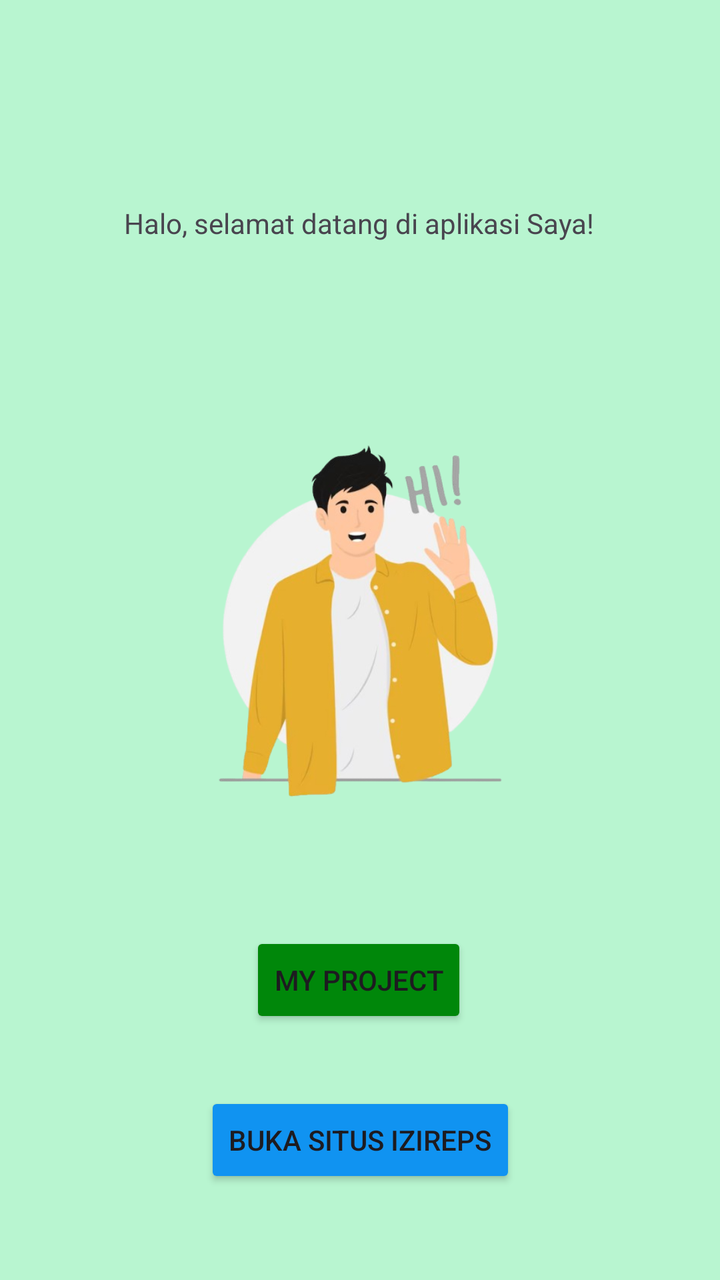
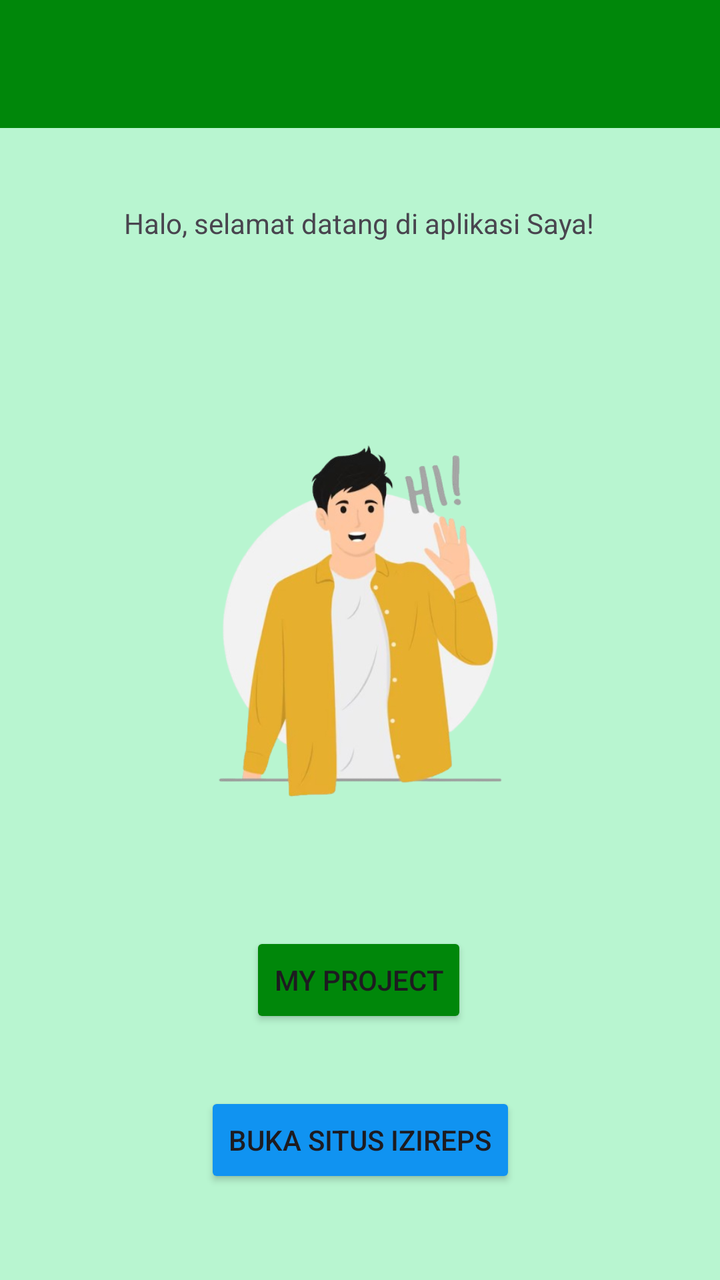

Before-and-after screenshots of an Android layout around one commit, followed by the original layout XML and the change that was made.
<!-- AndroidManifest.xml: application theme Theme.Mrstango -->
<!-- res/layout/activity_main.xml -->
<?xml version="1.0" encoding="utf-8"?>
<androidx.constraintlayout.widget.ConstraintLayout xmlns:android="http://schemas.android.com/apk/res/android"
    xmlns:app="http://schemas.android.com/apk/res-auto"
    xmlns:tools="http://schemas.android.com/tools"
    android:id="@+id/main"
    android:layout_width="match_parent"
    android:layout_height="match_parent"
    android:background="@color/light_green"
    tools:context=".MainActivity">

    <TextView
        android:id="@+id/textView"
        android:layout_width="wrap_content"
        android:layout_height="wrap_content"
        android:text="Halo, selamat datang di aplikasi Saya!"
        app:layout_constraintBottom_toBottomOf="parent"
        app:layout_constraintEnd_toEndOf="parent"
        app:layout_constraintHorizontal_bias="0.497"
        app:layout_constraintStart_toStartOf="parent"
        app:layout_constraintTop_toTopOf="parent"
        app:layout_constraintVertical_bias="0.164" />

    <Button
        android:id="@+id/btnMyProject"
        android:layout_width="wrap_content"
        android:layout_height="wrap_content"
        android:layout_marginTop="60dp"
        android:backgroundTint="#00870A"
        android:text="My Project"
        app:layout_constraintEnd_toEndOf="parent"
        app:layout_constraintHorizontal_bias="0.498"
        app:layout_constraintStart_toStartOf="parent"
        app:layout_constraintTop_toBottomOf="@+id/imageView" />

    <ImageView
        android:id="@+id/imageView"
        android:layout_width="191dp"
        android:layout_height="197dp"
        android:layout_marginTop="88dp"
        app:layout_constraintEnd_toEndOf="parent"
        app:layout_constraintStart_toStartOf="parent"
        app:layout_constraintTop_toBottomOf="@+id/textView"
        app:srcCompat="@drawable/hai" />

    <Button
        android:id="@+id/button"
        android:layout_width="wrap_content"
        android:layout_height="wrap_content"
        android:layout_marginTop="32dp"
        android:backgroundTint="@color/blue_100"
        android:text="Buka situs izireps"
        app:layout_constraintEnd_toEndOf="parent"
        app:layout_constraintStart_toStartOf="parent"
        app:layout_constraintTop_toBottomOf="@+id/btnMyProject" />

</androidx.constraintlayout.widget.ConstraintLayout>
<!-- resources referenced by this layout -->
<resources>
  <color name="blue_100">#1093f1
      </color>
  <color name="light_green">#B8F5D0</color>
  <!-- drawable hai: png bitmap (drawable, 138639 bytes) -->
  <style name="Theme.Mrstango" parent="Base.Theme.Mrstango" />
  <style name="Base.Theme.Mrstango" parent="Theme.Material3.DayNight.NoActionBar">
          
          
      </style>
</resources>

<!-- the commit's change to res/layout/activity_main.xml (unified diff, before → after) -->
@@ -7,6 +7,17 @@
     android:layout_height="match_parent"
     android:background="@color/light_green"
     tools:context=".MainActivity">
+
+    <androidx.appcompat.widget.Toolbar
+        android:id="@+id/toolbar"
+        android:layout_width="match_parent"
+        android:layout_height="?attr/actionBarSize"
+        android:background="@color/dark_green"
+        app:layout_constraintEnd_toEndOf="parent"
+        app:layout_constraintStart_toStartOf="parent"
+        app:layout_constraintTop_toTopOf="parent"
+        app:subtitleTextColor="@android:color/white"
+        app:titleTextColor="@android:color/white" />
 
     <TextView
         android:id="@+id/textView"
@@ -43,7 +54,7 @@
         app:srcCompat="@drawable/hai" />
 
     <Button
-        android:id="@+id/button"
+        android:id="@+id/btnToWebView"
         android:layout_width="wrap_content"
         android:layout_height="wrap_content"
         android:layout_marginTop="32dp"
<!-- resource entries referenced after the edit -->
@@ -2,6 +2,7 @@
 <resources>
   <color name="blue_100">#1093f1
       </color>
+  <color name="dark_green">#00870A</color>
   <color name="light_green">#B8F5D0</color>
   <!-- drawable hai: png bitmap (drawable, 138639 bytes) -->
   <style name="Theme.Mrstango" parent="Base.Theme.Mrstango" />
